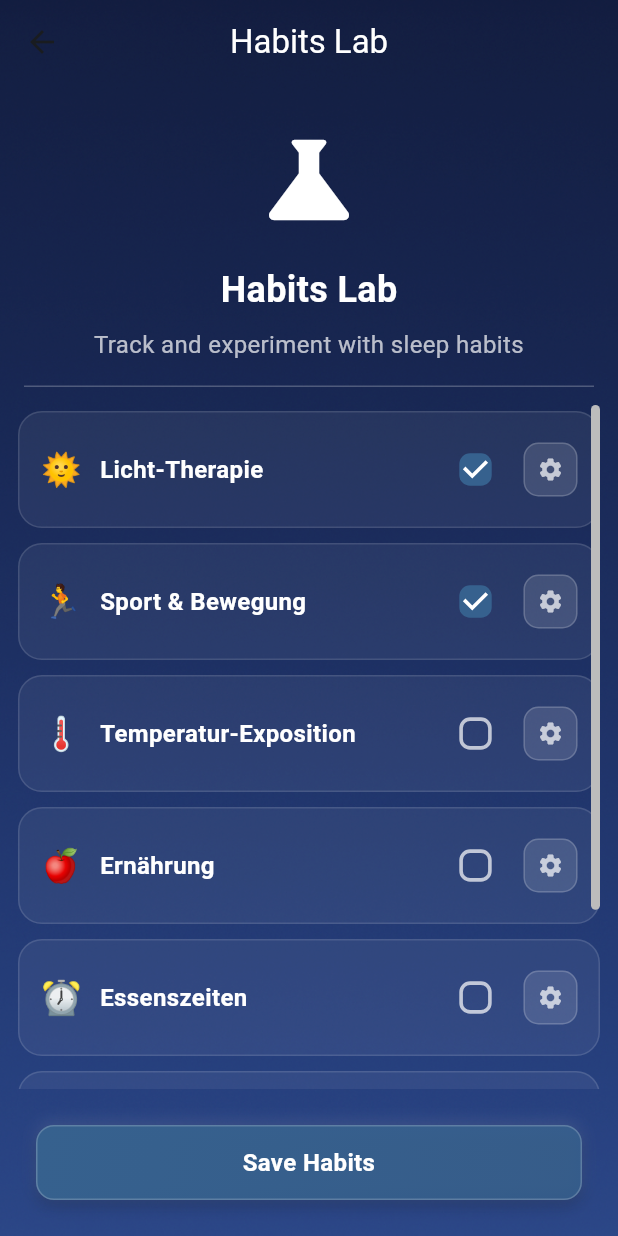
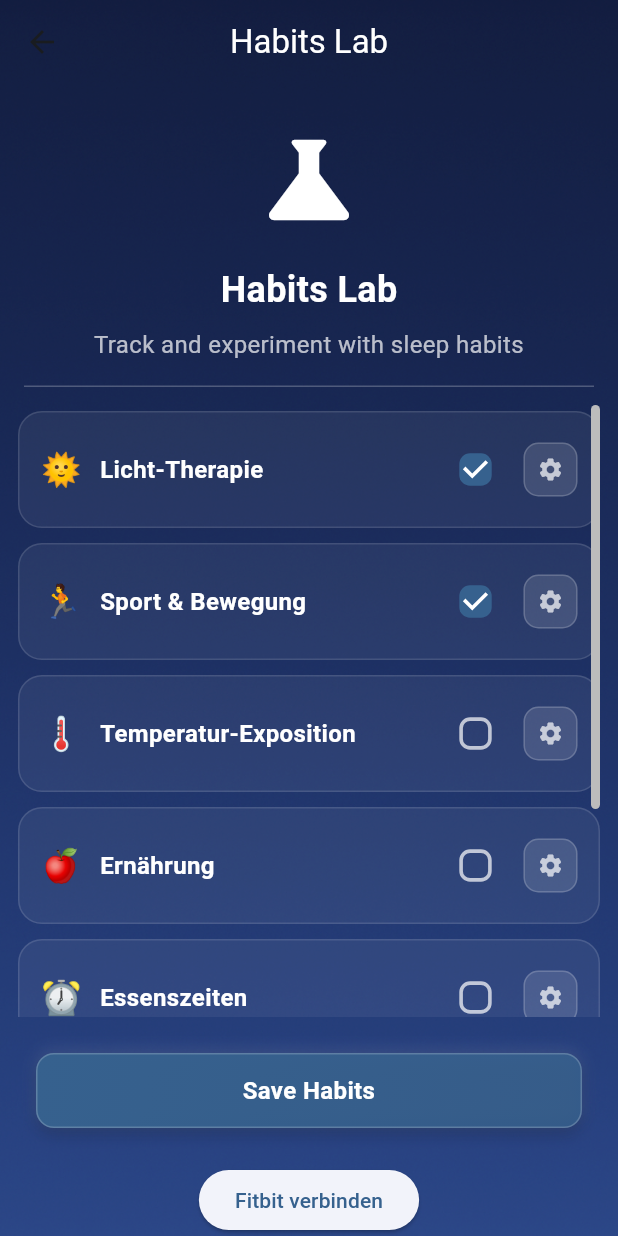
Before and after one commit to Veit-Kramer-Schoeggl/sleepbalance, a Flutter app: the HabitsScreen screen opened directly, on a phone screen of 412 x 824 dp. Run offline on Flutter 3.47's test engine with Material 3 defaults, Android fonts, the phone set to English and light mode, and no system bars; our stand-ins replace shared_preferences; missing offline and left inert: fitbitter; accounts and stored records are empty.

Commit message:
fitbit_test

```diff
--- a/lib/features/habits_lab/presentation/screens/habits_screen.dart
+++ b/lib/features/habits_lab/presentation/screens/habits_screen.dart
@@ -1,6 +1,7 @@
 import 'package:flutter/material.dart';
 import '../../../../shared/widgets/ui/background_wrapper.dart';
 import '../../../../shared/widgets/ui/acceptance_button.dart';
+import 'package:sleepbalance/fitbit_test.dart';
 
 /// Habits Lab screen for sleep habit tracking and experimentation
 class HabitsScreen extends StatelessWidget {
@@ -79,6 +80,13 @@ class HabitsScreen extends StatelessWidget {
                 width: double.infinity,
               ),
             ),
+            ElevatedButton(
+              onPressed: () {
+                Navigator.pushNamed(context, '/fitbit');
+              },
+              child: const Text('Fitbit verbinden'),
+            ),
+
           ],
         ),
       ),
--- a/lib/main.dart
+++ b/lib/main.dart
@@ -1,5 +1,6 @@
 import 'package:flutter/material.dart';
 import 'shared/screens/app/splash_screen.dart';
+import 'fitbit_test.dart';
 
 void main() {
   runApp(const SleepBalanceApp());
@@ -17,6 +18,10 @@ class SleepBalanceApp extends StatelessWidget {
         useMaterial3: true,
       ),
       home: const SplashScreen(),
+      routes: {
+        '/fitbit': (context) => const FitbitTest(),
+      }
+
     );
   }
 }
```
Also changed, not shown: lib/fitbit_test.dart (added, +43 -0 lines), 1 other file.
